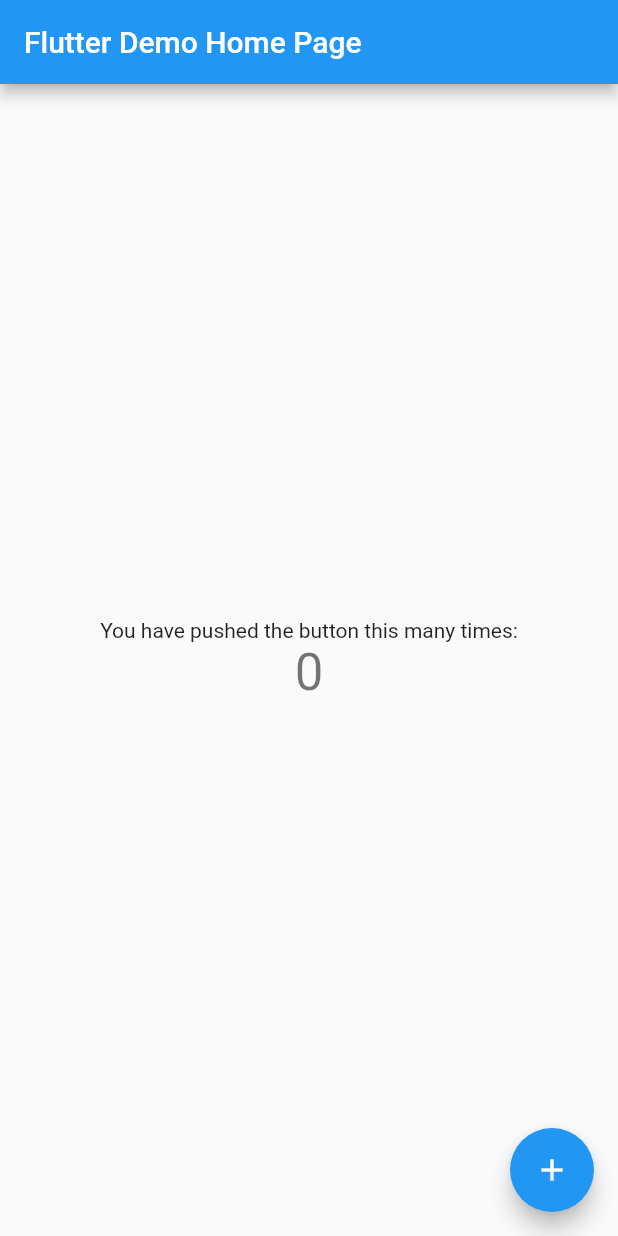
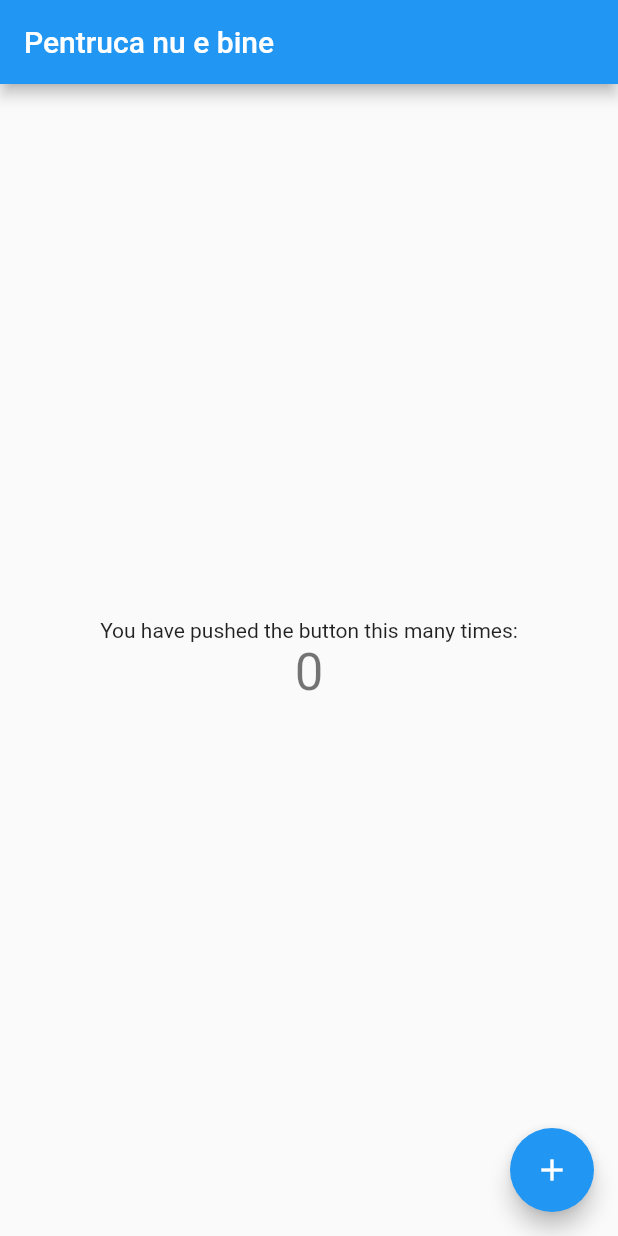
Before and after one commit to gandolh/ImSpeed, a Flutter app: the screen it shows after launch, on a phone screen of 412 x 824 dp. Run offline on Flutter 3.47's test engine with Material 2 defaults, Android fonts, the phone set to English and light mode, and no system bars.

Commit message:
testing this

```diff
--- a/lib/main.dart
+++ b/lib/main.dart
@@ -16,11 +16,11 @@ class MyApp extends StatelessWidget {
   Widget build(BuildContext context) {
     helloBarnie();
     return MaterialApp(
-      title: 'Flutter Demo',
+      title: 'Horia nu mai bea',
       theme: ThemeData(
         primarySwatch: Colors.blue,
       ),
-      home: const MyHomePage(title: 'Flutter Demo Home Page'),
+      home: const MyHomePage(title: 'Pentruca nu e bine'),
     );
   }
 }
```
